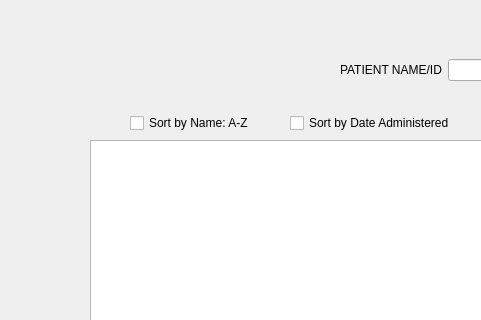
Qt form mainwindow.ui (ChadBojelador/Medical-Record-Management-System) before a commit; both pictures show x 0 to 481 and y 0 to 320 of the 1411 by 758 pixel window.
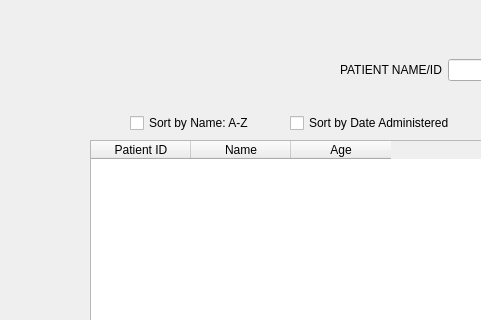
The same form after that commit. The open tabs and pages were chosen to show the change.

```diff
--- a/mainwindow.ui
+++ b/mainwindow.ui
@@ -1152,6 +1152,21 @@
         <height>531</height>
        </rect>
       </property>
+      <column>
+       <property name="text">
+        <string>Patient ID</string>
+       </property>
+      </column>
+      <column>
+       <property name="text">
+        <string>Name</string>
+       </property>
+      </column>
+      <column>
+       <property name="text">
+        <string>Age</string>
+       </property>
+      </column>
      </widget>
      <widget class="QCheckBox" name="checkBox_3">
       <property name="geometry">
```
Left out of the diff: 23 changed lines with no effect on the pictures.
